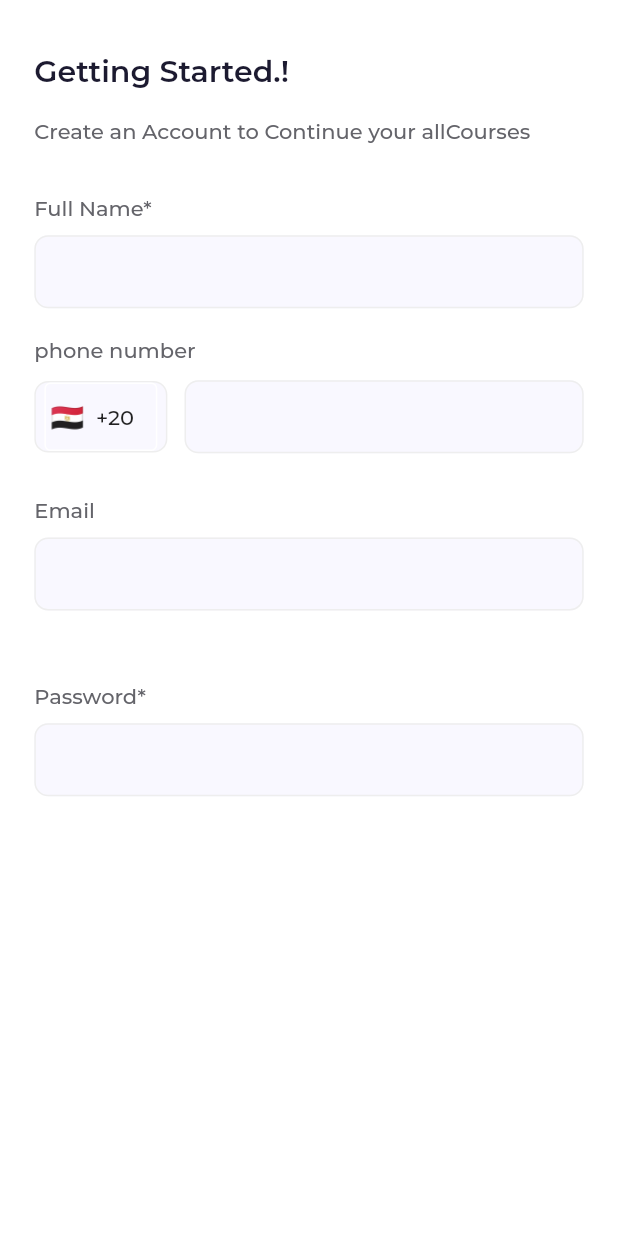
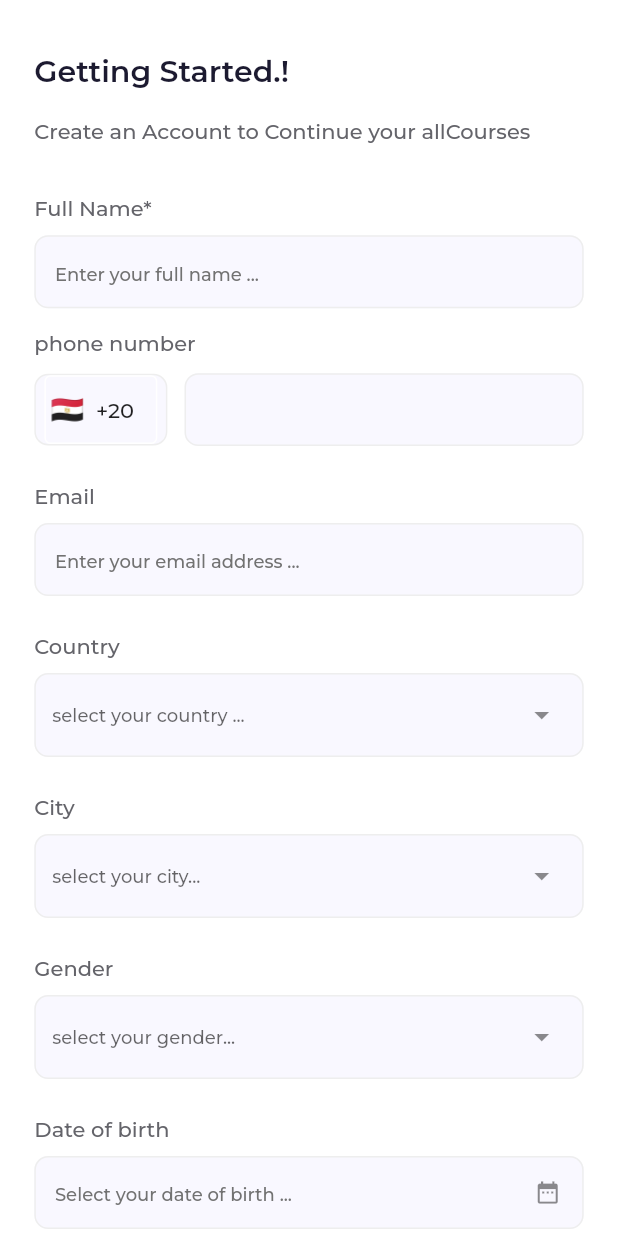
Before and after one commit to salahaldensherief/60ix, a Flutter app: the SignupViewBody screen opened directly, on a phone screen of 412 x 824 dp. Run offline on Flutter 3.47's test engine with Material 3 defaults, Android fonts, the light colour scheme and no system bars; drawn by our look-alikes of intl_phone_field; our stand-ins replace carousel_slider, dropdown_button2, flutter_screenutil, flutter_svg, pin_code_fields, smooth_page_indicator; Roboto replaces fonts that are missing (montserrat); project files that could hold a hidden picture were left out.

Commit message:
feet - signup_view ui

```diff
--- a/lib/core/utils/app_colors.dart
+++ b/lib/core/utils/app_colors.dart
@@ -9,5 +9,7 @@
  static const Color white10 = Color(0xffF9F8FF);
  static const Color white20 = Color(0xffEEEEEE);
  static const Color transparent = Color(0xffFFFFFF);
+ static const Color textColorPrimary = Color(0xff1A1A1A);
+ static const Color textColorSecondary = Color(0xff727272);
 
 }
--- a/lib/core/utils/font_styles.dart
+++ b/lib/core/utils/font_styles.dart
@@ -17,6 +17,15 @@
     fontSize: 14,
     fontWeight: FontWeightHelper.semiBold,
     color: AppColors.whiteColor,
+  );
+  static TextStyle font14 = TextStyle(
+    fontSize: 14,
+    fontWeight: FontWeightHelper.semiBold,
+  ); static TextStyle font12Small = TextStyle(
+    fontSize: 12,
+    fontWeight: FontWeightHelper.small,
+
+
   );
   static TextStyle font14SemiBoldOrange = TextStyle(
     fontSize: 14,
--- a/lib/core/utils/font_weight_helper.dart
+++ b/lib/core/utils/font_weight_helper.dart
@@ -4,4 +4,5 @@
   static const FontWeight semiBold = FontWeight.w600;
   static const FontWeight bold = FontWeight.w800;
   static const FontWeight medium = FontWeight.w500;
+  static const FontWeight small = FontWeight.w200;
 }
--- a/lib/core/widgets/custom_text_field.dart
+++ b/lib/core/widgets/custom_text_field.dart
@@ -7,24 +7,29 @@
 class CustomTextFormField extends StatelessWidget {
   const CustomTextFormField({
     super.key,
+     this.readOnly = false,
     this.hintText,
     this.prefixIcon,
     this.suffixIcon,
     required this.textInputType,
     this.onSaved,
+    this.text,
     this.controller,
     this.obscureText = false,
-    this.validator,
+    this.validator, this.onTap,
   });
 
   final String? hintText;
+  final String? text;
   final Widget? prefixIcon;
   final Widget? suffixIcon;
   final TextInputType textInputType;
   final void Function(String?)? onSaved;
   final String? Function(String?)? validator;
+  final void Function()? onTap;
   final TextEditingController? controller;
   final bool obscureText;
+ final bool  readOnly;
 
   @override
   Widget build(BuildContext context) {
@@ -39,6 +44,9 @@
           ),
         ],
         TextFormField(
+
+           onTap: onTap,
+          readOnly: readOnly,
           controller: controller,
           obscureText: obscureText,
           keyboardType: textInputType,
@@ -52,6 +60,10 @@
                 return null;
               },
           decoration: InputDecoration(
+            hintText: text,
+            hintStyle: TextStyles.font12Small.copyWith(
+              color: AppColors.textColorSecondary
+            ),
             contentPadding: EdgeInsets.symmetric(
               vertical: 12.h,
               horizontal: 12.w,
@@ -80,6 +92,7 @@
               borderSide: BorderSide(color: AppColors.primaryColor),
             ),
           ),
+
         ),
       ],
     );
--- a/lib/core/widgets/drop_down_menu_widget.dart
+++ b/lib/core/widgets/drop_down_menu_widget.dart
@@ -1,50 +1,61 @@
-// import 'package:flutter/material.dart';
-// import 'package:flutter_screenutil/flutter_screenutil.dart';
-// import 'package:ix/core/utils/font_styles.dart';
-//
-// import '../utils/app_colors.dart';
-//
-// class DropDownMenuWidget extends StatelessWidget {
-//   final String? hintText;
-//   final List<DropdownMenuEntry<T>> dropdownMenuEntries;
-//   DropDownMenuWidget({
-//     super.key, this.hintText, required this.dropdownMenuEntries,
-//   });
-//
-//   @override
-//   Widget build(BuildContext context) {
-//     return Column(
-//       children: [
-//         if (hintText != null) ...[
-//           Padding(
-//             padding: const EdgeInsets.symmetric(vertical: 10),
-//             child: Text(hintText!, style: TextStyles.font14MediumGray),
-//           ),
-//         ],
-//         DropdownMenu(
-//             width: double.infinity,
-//             inputDecorationTheme: InputDecorationTheme(
-//               fillColor: AppColors.white10,
-//               filled: true,
-//
-//               border: OutlineInputBorder(
-//                 borderRadius: BorderRadius.circular(8.r),
-//                 borderSide: BorderSide(
-//                   color: AppColors.white20,
-//                 ),
-//               ),
-//               enabledBorder: OutlineInputBorder(
-//                 borderRadius: BorderRadius.circular(8.r),
-//                 borderSide: BorderSide(
-//                   color: AppColors.white20,
-//                 ),
-//               ),
-//             ),
-//             menuStyle: MenuStyle(
-//                 fixedSize: WidgetStatePropertyAll(Size(400.w, 40.h))
-//             ),
-//             dropdownMenuEntries: dropdownMenuEntries),
-//       ],
-//     );
-//   }
-// }
+import 'package:dropdown_button2/dropdown_button2.dart';
+import 'package:flutter/material.dart';
+import 'package:flutter_screenutil/flutter_screenutil.dart';
+import 'package:ix/core/utils/font_styles.dart';
+
+import '../utils/app_colors.dart';
+
+class DropDownMenuWidget<T> extends StatelessWidget {
+  final String? hintText;
+  final String? text;
+  List<DropdownMenuEntry<T>> dropdownMenuEntries;
+  DropDownMenuWidget({
+    super.key,
+    this.hintText,
+    required this.dropdownMenuEntries,
+    this.text,
+  });
+
+  @override
+  Widget build(BuildContext context) {
+    double width = MediaQuery.of(context).size.width;
+    return Column(
+      crossAxisAlignment: CrossAxisAlignment.start,
+      children: [
+        if (hintText != null) ...[
+          Padding(
+            padding: const EdgeInsets.symmetric(vertical: 10),
+            child: Text(hintText!, style: TextStyles.font14MediumGray),
+          ),
+        ],
+        DropdownMenu(
+          menuStyle: MenuStyle(
+            elevation: WidgetStatePropertyAll(.2),
+            shape: MaterialStatePropertyAll(
+              RoundedRectangleBorder(borderRadius: BorderRadius.circular(12.r)),
+            ),
+            alignment: Alignment.bottomLeft,
+            fixedSize: MaterialStateProperty.all<Size>(Size(width / 2, 100.h)),
+          ),
+          inputDecorationTheme: InputDecorationTheme(
+            filled: true,
+            fillColor: AppColors.white10,
+            enabledBorder: OutlineInputBorder(
+              borderRadius: BorderRadius.circular(8.r),
+              borderSide: BorderSide(color: AppColors.white20),
+            ),
+            border: OutlineInputBorder(
+              borderRadius: BorderRadius.circular(8.r),
+              borderSide: BorderSide(color: AppColors.white10),
+            ),
+          ),
+          width: width,
+          textStyle: TextStyles.font12Small,
+          hintText: text,
+
+          dropdownMenuEntries: dropdownMenuEntries,
+        ),
+      ],
+    );
+  }
+}
--- a/lib/core/widgets/have_an_account.dart
+++ b/lib/core/widgets/have_an_account.dart
@@ -11,8 +11,10 @@
 
   @override
   Widget build(BuildContext context) {
-    return Text.rich(
+    return Center(
+      child: Text.rich(
         TextSpan(
+
           children: [
             TextSpan(
               text: 'Already Have Account?  ',
@@ -30,6 +32,7 @@
           ],
         ),
         textAlign: TextAlign.center,
+      ),
     );
   }
 }
--- a/lib/features/auth/presentation/signup/views/widgets/signup_view_body.dart
+++ b/lib/features/auth/presentation/signup/views/widgets/signup_view_body.dart
@@ -1,19 +1,26 @@
 import 'package:flutter/material.dart';
 import 'package:flutter_screenutil/flutter_screenutil.dart';
 import 'package:ix/core/utils/app_colors.dart';
+import 'package:ix/core/utils/font_styles.dart';
+import 'package:ix/core/widgets/custom_button.dart';
 import 'package:ix/core/widgets/custom_text_field.dart';
+import 'package:ix/core/widgets/have_an_account.dart';
+import 'package:ix/core/widgets/or_divider.dart';
 
 import '../../../../../../core/widgets/custom_app_bar.dart';
 import '../../../../../../core/widgets/drop_down_menu_widget.dart';
+import '../../../../../../core/widgets/social_login_botton.dart';
 import '../../../widgets/phone_number_widget.dart';
 
-class SignupViewBody  extends StatelessWidget {
-  const  SignupViewBody ({super.key});
+class SignupViewBody extends StatelessWidget {
+  const SignupViewBody({super.key});
 
   @override
   Widget build(BuildContext context) {
-    return  Scaffold(
-      body: Padding(
+    return Scaffold(
+      body: SingleChildScrollView(
+        physics: BouncingScrollPhysics(),
+        child: Padding(
           padding: EdgeInsets.symmetric(vertical: 30.h, horizontal: 20.w),
           child: Column(
             crossAxisAlignment: CrossAxisAlignment.start,
@@ -24,19 +31,100 @@
               ),
               SizedBox(height: 20.h),
 
-               CustomTextFormField(hintText: 'Full Name*', textInputType: TextInputType.name),
+              CustomTextFormField(
+                text: 'Enter your full name ...',
+                hintText: 'Full Name*',
+                textInputType: TextInputType.name,
+              ),
+              SizedBox(height: 12.h),
+              PhoneNumberWidget(),
+              SizedBox(height: 12.h),
+              CustomTextFormField(
+
+                text: 'Enter your email address ...',
+
+                hintText: 'Email',
+                textInputType: TextInputType.emailAddress,
+              ),
+              SizedBox(height: 12.h),
+              DropDownMenuWidget(
+                text: 'select your country ...',
+                hintText: 'Country',
+                dropdownMenuEntries: [
+                  DropdownMenuEntry(value: 'EG', label: 'Egypt'),
+                  DropdownMenuEntry(value: 'EG', label: 'Egypt'),
+                  DropdownMenuEntry(value: 'EG', label: 'Egypt'),
+                ],
+              ),
+              SizedBox(height: 12.h),
+
+              DropDownMenuWidget(
+                text: 'select your city...',
+                hintText: 'City',
+                dropdownMenuEntries: [
+                  DropdownMenuEntry(value: 'ef', label: 'sad'),
+                  DropdownMenuEntry(value: 'ef', label: 'sad'),
+                  DropdownMenuEntry(value: 'ef', label: 'sad'),
+                ],
+              ),
+              SizedBox(height: 12.h),
+              DropDownMenuWidget(
+                text: 'select your gender...',
+                hintText: 'Gender',
+                dropdownMenuEntries: [
+                  DropdownMenuEntry(value: 'm', label: 'male'),
+                  DropdownMenuEntry(value: 'f', label: 'female'),
+                ],
+              ),
+
+              SizedBox(height: 12.h),
+              CustomTextFormField(
+                text: 'Select your date of birth ...',
+                onTap: () {
+                  showDatePicker(
+                    context: context,
+                    firstDate: DateTime(2000),
+                    lastDate: DateTime(2100),
+                    initialDate: DateTime.now(),
+                  );
+                },
+                readOnly: true,
+                suffixIcon: Icon(Icons.date_range),
+                hintText: 'Date of birth',
+                textInputType: TextInputType.visiblePassword,
+                obscureText: true,
+              ),
               SizedBox(height: 16.h),
-                PhoneNumberWidget(),
-                SizedBox(height: 16.h),
-                CustomTextFormField(hintText: 'Email', textInputType: TextInputType.emailAddress),
-                SizedBox(height: 16.h,),
-               // DropDownMenuWidget(dropdownMenuEntries: [
-               //   DropdownMenuEntry(value: '', label: 'dss')
-               // ],),
-                SizedBox(height: 16.h),
-                CustomTextFormField(hintText: 'Password*', textInputType: TextInputType.visiblePassword, obscureText: true),
-               SizedBox(height: 16.h),
+
+              CustomButton(
+                onPressed: () {},
+                text: 'Next',
+                color: AppColors.primaryColor,
+                colorSide: AppColors.primaryColor,
+                fontColor: AppColors.whiteColor,
+                textStyle: TextStyles.font14SemiBold,
+              ),
+              SizedBox(height: 12.h),
+              CustomButton(
+                onPressed: () {},
+                text: 'Guest Login',
+                color: AppColors.lightOrangeColor,
+                colorSide: AppColors.lightOrangeColor,
+                fontColor: AppColors.textColorPrimary,
+                textStyle: TextStyles.font14.copyWith(
+                  color: AppColors.textColorPrimary,
+                ),
+              ),
+              SizedBox(height: 20.h),
+
+              OrDivider(),
+              SizedBox(height: 20.h),
+
+              SocialLoginBotton(),
+              SizedBox(height: 20.h),
+              HaveAnAccountWidget(),
             ],
+          ),
         ),
       ),
     );
--- a/pubspec.yaml
+++ b/pubspec.yaml
@@ -40,6 +40,7 @@
   flutter_screenutil: ^5.9.3
   intl_phone_field: ^3.2.0
   pin_code_fields: ^8.0.1
+  dropdown_button2: ^2.3.9
 
 
 dev_dependencies:
```
Also changed, not shown: pubspec.lock. Lines whose indentation alone changed are shown as unchanged.
